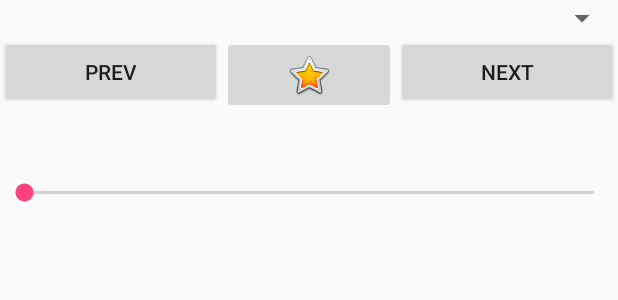
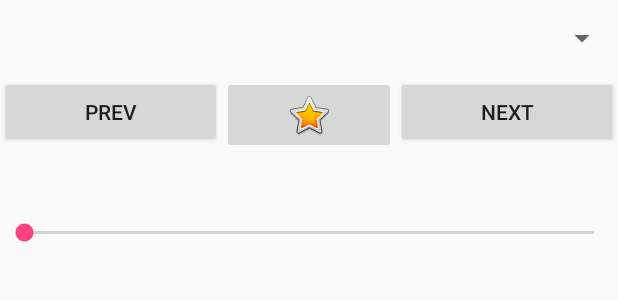
Before and after one commit to SchrodingersGat/planet, an Android app: the layout dlg_edit_planet.xml on its own in the app's theme, with its tools: preview values and no code run, on a phone screen of 412 x 824 dp. Shown: the top 300 px of the screen. Run offline under Robolectric (Android 15) with nearby library versions, the phone set to English and light mode, and no system bars.

Commit message:
Improve EditPlanet dialog

```diff
--- a/app/src/main/res/layout/dlg_edit_planet.xml
+++ b/app/src/main/res/layout/dlg_edit_planet.xml
@@ -2,12 +2,14 @@
 <LinearLayout xmlns:android="http://schemas.android.com/apk/res/android"
     xmlns:app="http://schemas.android.com/apk/res-auto"
     android:orientation="vertical" android:layout_width="match_parent"
-    android:layout_height="match_parent">
+    android:layout_height="wrap_content">
 
     <Spinner
-        android:id="@+id/spinner"
+        android:id="@+id/planetTypeSpinner"
         android:layout_width="match_parent"
-        android:layout_height="wrap_content" />
+        android:layout_height="wrap_content"
+        android:paddingTop="25dp"
+        android:paddingBottom="25dp" />
 
     <LinearLayout
         android:layout_width="match_parent"
```
Also changed, not shown: app/src/main/java/com/example/oliver/planet/DialogEditPlanet.java (added, +72 -0 lines), app/src/main/java/com/example/oliver/planet/GameSurface.java (+5 -18 lines).
